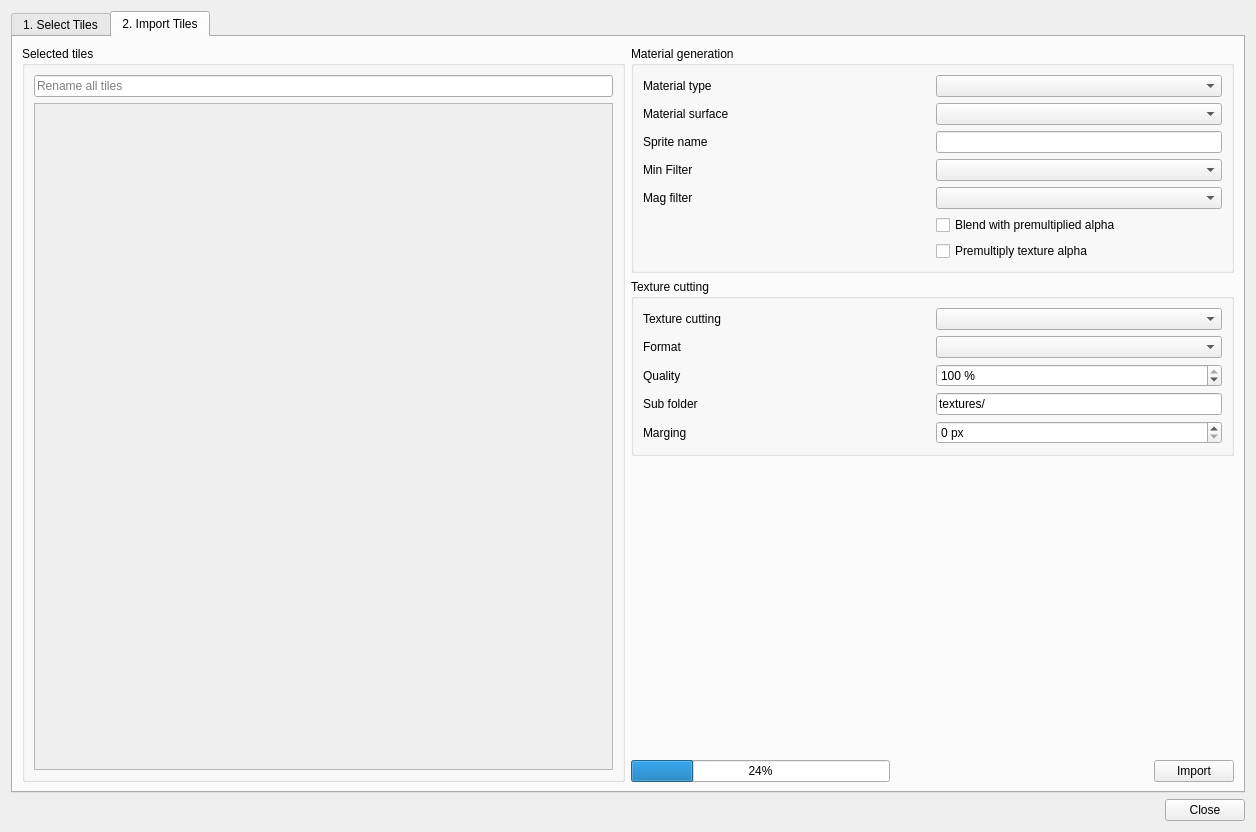
ensisoft/detonator, file editor/gui/dlgtileimport.ui: the form before one commit.
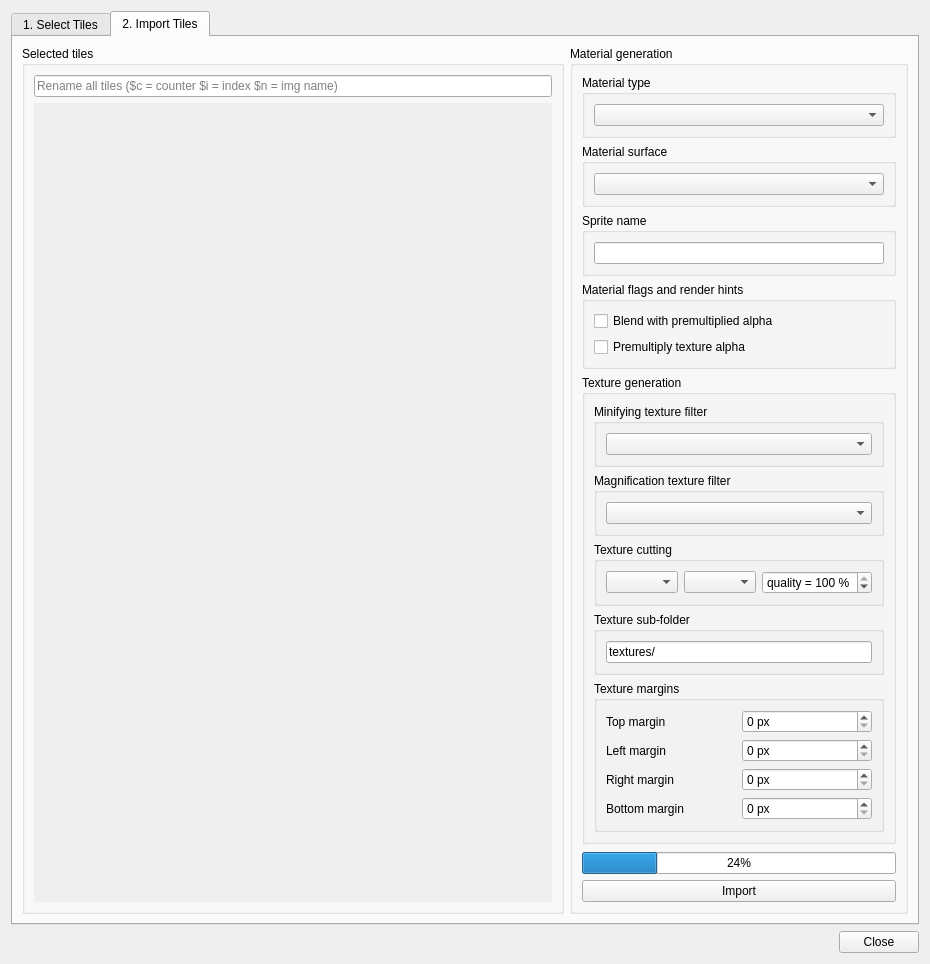
The form after the commit. The open tabs and pages were chosen to show the change. Icons and pictures are not drawn. Custom widgets are drawn as their Qt base class.

Commit message:
Enhance the tileset import dialog in editor
Enhance the tileset import dialog in editor.

- Relayout and restructure the UI layout.
- Enhance the texture margin from a single value to top, left,
  right and bottom values.
- Reset the tracking offset and image zoom factor on image load.
- Generate image names when there are no source image names.
- Revise the user instructions.

What changed in the file:
```diff
--- a/editor/gui/dlgtileimport.ui
+++ b/editor/gui/dlgtileimport.ui
@@ -6,8 +6,8 @@
    <rect>
     <x>0</x>
     <y>0</y>
-    <width>1256</width>
-    <height>832</height>
+    <width>930</width>
+    <height>964</height>
    </rect>
   </property>
   <property name="windowTitle">
@@ -27,7 +27,7 @@
        <item>
         <widget class="QGroupBox" name="groupBox">
          <property name="title">
-          <string>Tilemap</string>
+          <string>Tileset</string>
          </property>
          <layout class="QVBoxLayout" name="verticalLayout">
           <item>
@@ -234,7 +234,7 @@
           <item>
            <widget class="QLineEdit" name="renameTiles">
             <property name="placeholderText">
-             <string>Rename all tiles</string>
+             <string>Rename all tiles ($c = counter $i = index $n = img name)</string>
             </property>
            </widget>
           </item>
@@ -246,6 +246,9 @@
               <verstretch>0</verstretch>
              </sizepolicy>
             </property>
+            <property name="frameShape">
+             <enum>QFrame::NoFrame</enum>
+            </property>
             <property name="widgetResizable">
              <bool>true</bool>
             </property>
@@ -254,8 +257,8 @@
               <rect>
                <x>0</x>
                <y>0</y>
-               <width>590</width>
-               <height>662</height>
+               <width>518</width>
+               <height>802</height>
               </rect>
              </property>
              <property name="sizePolicy">
@@ -286,53 +289,42 @@
             <bool>false</bool>
            </property>
            <layout class="QGridLayout" name="gridLayout_2">
-            <item row="4" column="1">
-             <widget class="QComboBox" name="magFilter">
-              <property name="sizePolicy">
-               <sizepolicy hsizetype="Preferred" vsizetype="Fixed">
-                <horstretch>0</horstretch>
-                <verstretch>0</verstretch>
-               </sizepolicy>
+            <item row="6" column="0">
+             <widget class="QGroupBox" name="groupBox_8">
+              <property name="title">
+               <string>Material flags and render hints</string>
               </property>
-              <property name="currentIndex">
-               <number>-1</number>
+              <property name="flat">
+               <bool>true</bool>
               </property>
-             </widget>
-            </item>
-            <item row="1" column="0">
-             <widget class="QLabel" name="label_25">
-              <property name="sizePolicy">
-               <sizepolicy hsizetype="Preferred" vsizetype="Preferred">
-                <horstretch>0</horstretch>
-                <verstretch>0</verstretch>
-               </sizepolicy>
-              </property>
+              <layout class="QVBoxLayout" name="verticalLayout_11">
+               <item>
+                <widget class="QCheckBox" name="chkPremulAlphaBlend">
               <property name="text">
-               <string>Material surface</string>
+                  <string>Blend with premultiplied alpha</string>
               </property>
              </widget>
             </item>
-            <item row="6" column="1">
+               <item>
              <widget class="QCheckBox" name="chkPremulAlpha">
               <property name="text">
                <string>Premultiply texture alpha</string>
               </property>
              </widget>
             </item>
-            <item row="3" column="1">
-             <widget class="QComboBox" name="minFilter">
-              <property name="sizePolicy">
-               <sizepolicy hsizetype="Preferred" vsizetype="Fixed">
-                <horstretch>0</horstretch>
-                <verstretch>0</verstretch>
-               </sizepolicy>
-              </property>
-              <property name="currentIndex">
-               <number>-1</number>
-              </property>
+              </layout>
              </widget>
             </item>
-            <item row="1" column="1">
+            <item row="4" column="0">
+             <widget class="QGroupBox" name="groupBox_6">
+              <property name="title">
+               <string>Material surface</string>
+              </property>
+              <property name="flat">
+               <bool>true</bool>
+              </property>
+              <layout class="QVBoxLayout" name="verticalLayout_9">
+               <item>
              <widget class="QComboBox" name="surfaceType">
               <property name="sizePolicy">
                <sizepolicy hsizetype="Preferred" vsizetype="Fixed">
@@ -342,125 +334,99 @@
               </property>
              </widget>
             </item>
-            <item row="2" column="0">
-             <widget class="QLabel" name="label">
-              <property name="text">
-               <string>Sprite name</string>
-              </property>
-             </widget>
-            </item>
-            <item row="0" column="0">
-             <widget class="QLabel" name="label_5">
-              <property name="sizePolicy">
-               <sizepolicy hsizetype="Preferred" vsizetype="Preferred">
-                <horstretch>0</horstretch>
-                <verstretch>0</verstretch>
-               </sizepolicy>
-              </property>
-              <property name="text">
-               <string>Material type</string>
-              </property>
-             </widget>
-            </item>
-            <item row="5" column="1">
-             <widget class="QCheckBox" name="chkPremulAlphaBlend">
-              <property name="text">
-               <string>Blend with premultiplied alpha</string>
-              </property>
-             </widget>
-            </item>
-            <item row="4" column="0">
-             <widget class="QLabel" name="label_31">
-              <property name="sizePolicy">
-               <sizepolicy hsizetype="Minimum" vsizetype="Preferred">
-                <horstretch>0</horstretch>
-                <verstretch>0</verstretch>
-               </sizepolicy>
-              </property>
-              <property name="text">
-               <string>Mag filter</string>
-              </property>
-             </widget>
-            </item>
-            <item row="0" column="1">
-             <widget class="QComboBox" name="materialType"/>
-            </item>
-            <item row="2" column="1">
-             <widget class="QLineEdit" name="spriteName">
-              <property name="sizePolicy">
-               <sizepolicy hsizetype="Preferred" vsizetype="Fixed">
-                <horstretch>0</horstretch>
-                <verstretch>0</verstretch>
-               </sizepolicy>
-              </property>
-             </widget>
-            </item>
-            <item row="3" column="0">
-             <widget class="QLabel" name="label_30">
-              <property name="sizePolicy">
-               <sizepolicy hsizetype="Preferred" vsizetype="Preferred">
-                <horstretch>0</horstretch>
-                <verstretch>0</verstretch>
-               </sizepolicy>
-              </property>
-              <property name="text">
-               <string>Min Filter</string>
-              </property>
-             </widget>
-            </item>
            </layout>
           </widget>
          </item>
-         <item>
+            <item row="8" column="0">
+             <spacer name="verticalSpacer">
+              <property name="orientation">
+               <enum>Qt::Vertical</enum>
+              </property>
+              <property name="sizeHint" stdset="0">
+               <size>
+                <width>20</width>
+                <height>40</height>
+               </size>
+              </property>
+             </spacer>
+            </item>
+            <item row="7" column="0">
           <widget class="QGroupBox" name="groupBox_4">
            <property name="title">
-            <string>Texture cutting</string>
-           </property>
-           <layout class="QGridLayout" name="gridLayout">
-            <item row="4" column="1">
-             <widget class="QSpinBox" name="tileMargin">
+               <string>Texture generation</string>
+              </property>
+              <property name="flat">
+               <bool>true</bool>
+              </property>
+              <layout class="QVBoxLayout" name="verticalLayout_12">
+               <item>
+                <widget class="QGroupBox" name="groupBox_9">
+                 <property name="title">
+                  <string>Minifying texture filter</string>
+                 </property>
+                 <property name="flat">
+                  <bool>true</bool>
+                 </property>
+                 <layout class="QVBoxLayout" name="verticalLayout_13">
+                  <item>
+                   <widget class="QComboBox" name="minFilter">
               <property name="sizePolicy">
                <sizepolicy hsizetype="Preferred" vsizetype="Fixed">
                 <horstretch>0</horstretch>
                 <verstretch>0</verstretch>
                </sizepolicy>
               </property>
-              <property name="suffix">
-               <string> px</string>
+                    <property name="currentIndex">
+                     <number>-1</number>
               </property>
              </widget>
             </item>
-            <item row="0" column="0">
-             <widget class="QLabel" name="label_2">
-              <property name="text">
-               <string>Texture cutting</string>
-              </property>
-             </widget>
-            </item>
-            <item row="4" column="0">
-             <widget class="QLabel" name="label_10">
+                 </layout>
+                </widget>
+               </item>
+               <item>
+                <widget class="QGroupBox" name="groupBox_10">
+                 <property name="title">
+                  <string>Magnification texture filter</string>
+                 </property>
+                 <property name="flat">
+                  <bool>true</bool>
+                 </property>
+                 <layout class="QVBoxLayout" name="verticalLayout_14">
+                  <item>
+                   <widget class="QComboBox" name="magFilter">
               <property name="sizePolicy">
-               <sizepolicy hsizetype="Preferred" vsizetype="Preferred">
+                     <sizepolicy hsizetype="Preferred" vsizetype="Fixed">
                 <horstretch>0</horstretch>
                 <verstretch>0</verstretch>
                </sizepolicy>
               </property>
-              <property name="text">
-               <string>Marging</string>
+                    <property name="currentIndex">
+                     <number>-1</number>
               </property>
              </widget>
             </item>
-            <item row="1" column="0">
-             <widget class="QLabel" name="label_8">
-              <property name="text">
-               <string>Format</string>
-              </property>
-             </widget>
-            </item>
-            <item row="1" column="1">
+                 </layout>
+                </widget>
+               </item>
+               <item>
+                <widget class="QGroupBox" name="groupBox_11">
+                 <property name="title">
+                  <string>Texture cutting</string>
+                 </property>
+                 <property name="flat">
+                  <bool>true</bool>
+                 </property>
+                 <layout class="QVBoxLayout" name="verticalLayout_15">
+                  <item>
+                   <layout class="QHBoxLayout" name="horizontalLayout_3">
+                    <item>
+                     <widget class="QComboBox" name="cmbCutting"/>
+                    </item>
+                    <item>
              <widget class="QComboBox" name="cmbImageFormat"/>
             </item>
-            <item row="2" column="1">
+                    <item>
              <widget class="QSpinBox" name="imageQuality">
               <property name="sizePolicy">
                <sizepolicy hsizetype="Preferred" vsizetype="Fixed">
@@ -471,6 +437,9 @@
               <property name="suffix">
                <string> %</string>
               </property>
+                      <property name="prefix">
+                       <string>quality = </string>
+                      </property>
               <property name="maximum">
                <number>100</number>
               </property>
@@ -479,17 +448,21 @@
               </property>
              </widget>
             </item>
-            <item row="0" column="1">
-             <widget class="QComboBox" name="cmbCutting"/>
-            </item>
-            <item row="2" column="0">
-             <widget class="QLabel" name="label_9">
-              <property name="text">
-               <string>Quality</string>
-              </property>
-             </widget>
-            </item>
-            <item row="3" column="1">
+                   </layout>
+                  </item>
+                 </layout>
+                </widget>
+               </item>
+               <item>
+                <widget class="QGroupBox" name="groupBox_13">
+                 <property name="title">
+                  <string>Texture sub-folder</string>
+                 </property>
+                 <property name="flat">
+                  <bool>true</bool>
+                 </property>
+                 <layout class="QVBoxLayout" name="verticalLayout_16">
+                  <item>
              <widget class="QLineEdit" name="folder">
               <property name="sizePolicy">
                <sizepolicy hsizetype="Preferred" vsizetype="Fixed">
@@ -505,55 +478,184 @@
               </property>
              </widget>
             </item>
+                 </layout>
+                </widget>
+               </item>
+               <item>
+                <widget class="QGroupBox" name="groupBox_12">
+                 <property name="title">
+                  <string>Texture margins</string>
+                 </property>
+                 <property name="flat">
+                  <bool>true</bool>
+                 </property>
+                 <layout class="QGridLayout" name="gridLayout">
+                  <item row="0" column="0">
+                   <widget class="QLabel" name="label_10">
+                    <property name="sizePolicy">
+                     <sizepolicy hsizetype="Preferred" vsizetype="Preferred">
+                      <horstretch>0</horstretch>
+                      <verstretch>0</verstretch>
+                     </sizepolicy>
+                    </property>
+                    <property name="text">
+                     <string>Top margin</string>
+                    </property>
+                   </widget>
+                  </item>
+                  <item row="0" column="1">
+                   <widget class="QSpinBox" name="tileMarginTop">
+                    <property name="sizePolicy">
+                     <sizepolicy hsizetype="Preferred" vsizetype="Fixed">
+                      <horstretch>0</horstretch>
+                      <verstretch>0</verstretch>
+                     </sizepolicy>
+                    </property>
+                    <property name="suffix">
+                     <string> px</string>
+                    </property>
+                   </widget>
+                  </item>
+                  <item row="1" column="0">
+                   <widget class="QLabel" name="label_12">
+                    <property name="sizePolicy">
+                     <sizepolicy hsizetype="Preferred" vsizetype="Preferred">
+                      <horstretch>0</horstretch>
+                      <verstretch>0</verstretch>
+                     </sizepolicy>
+                    </property>
+                    <property name="text">
+                     <string>Left margin</string>
+                    </property>
+                   </widget>
+                  </item>
+                  <item row="1" column="1">
+                   <widget class="QSpinBox" name="tileMarginLeft">
+                    <property name="sizePolicy">
+                     <sizepolicy hsizetype="Preferred" vsizetype="Fixed">
+                      <horstretch>0</horstretch>
+                      <verstretch>0</verstretch>
+                     </sizepolicy>
+                    </property>
+                    <property name="suffix">
+                     <string> px</string>
+                    </property>
+                   </widget>
+                  </item>
+                  <item row="2" column="0">
+                   <widget class="QLabel" name="label_13">
+                    <property name="sizePolicy">
+                     <sizepolicy hsizetype="Preferred" vsizetype="Preferred">
+                      <horstretch>0</horstretch>
+                      <verstretch>0</verstretch>
+                     </sizepolicy>
+                    </property>
+                    <property name="text">
+                     <string>Right margin</string>
+                    </property>
+                   </widget>
+                  </item>
+                  <item row="2" column="1">
+                   <widget class="QSpinBox" name="tileMarginRight">
+                    <property name="sizePolicy">
+                     <sizepolicy hsizetype="Preferred" vsizetype="Fixed">
+                      <horstretch>0</horstretch>
+                      <verstretch>0</verstretch>
+                     </sizepolicy>
+                    </property>
+                    <property name="suffix">
+                     <string> px</string>
+                    </property>
+                   </widget>
+                  </item>
             <item row="3" column="0">
-             <widget class="QLabel" name="label_11">
+                   <widget class="QLabel" name="label_14">
+                    <property name="sizePolicy">
+                     <sizepolicy hsizetype="Preferred" vsizetype="Preferred">
+                      <horstretch>0</horstretch>
+                      <verstretch>0</verstretch>
+                     </sizepolicy>
+                    </property>
               <property name="text">
-               <string>Sub folder</string>
+                     <string>Bottom margin</string>
               </property>
              </widget>
             </item>
+                  <item row="3" column="1">
+                   <widget class="QSpinBox" name="tileMarginBottom">
+                    <property name="sizePolicy">
+                     <sizepolicy hsizetype="Preferred" vsizetype="Fixed">
+                      <horstretch>0</horstretch>
+                      <verstretch>0</verstretch>
+                     </sizepolicy>
+                    </property>
+                    <property name="suffix">
+                     <string> px</string>
+                    </property>
+                   </widget>
+                  </item>
            </layout>
           </widget>
          </item>
-         <item>
-          <spacer name="verticalSpacer">
-           <property name="orientation">
-            <enum>Qt::Vertical</enum>
-           </property>
-           <property name="sizeHint" stdset="0">
-            <size>
-             <width>20</width>
-             <height>40</height>
-            </size>
-           </property>
-          </spacer>
-         </item>
+              </layout>
+             </widget>
+            </item>
+            <item row="3" column="0">
+             <widget class="QGroupBox" name="groupBox_5">
+              <property name="title">
+               <string>Material type</string>
+              </property>
+              <property name="flat">
+               <bool>true</bool>
+              </property>
+              <layout class="QVBoxLayout" name="verticalLayout_8">
+               <item>
+                <widget class="QComboBox" name="materialType"/>
+               </item>
+              </layout>
+             </widget>
+            </item>
+            <item row="5" column="0">
+             <widget class="QGroupBox" name="groupBox_7">
+              <property name="title">
+               <string>Sprite name</string>
+              </property>
+              <property name="flat">
+               <bool>true</bool>
+              </property>
+              <layout class="QVBoxLayout" name="verticalLayout_10">
          <item>
-          <layout class="QHBoxLayout" name="horizontalLayout_4">
+                <widget class="QLineEdit" name="spriteName">
+                 <property name="sizePolicy">
+                  <sizepolicy hsizetype="Preferred" vsizetype="Fixed">
+                   <horstretch>0</horstretch>
+                   <verstretch>0</verstretch>
+                  </sizepolicy>
+                 </property>
+                </widget>
+               </item>
+              </layout>
+             </widget>
+            </item>
+            <item row="9" column="0">
+             <layout class="QVBoxLayout" name="verticalLayout_17">
            <item>
             <widget class="QProgressBar" name="progressBar">
+                <property name="sizePolicy">
+                 <sizepolicy hsizetype="Preferred" vsizetype="Fixed">
+                  <horstretch>0</horstretch>
+                  <verstretch>0</verstretch>
+                 </sizepolicy>
+                </property>
              <property name="value">
               <number>24</number>
              </property>
             </widget>
            </item>
-           <item>
-            <spacer name="horizontalSpacer_4">
-             <property name="orientation">
-              <enum>Qt::Horizontal</enum>
-             </property>
-             <property name="sizeHint" stdset="0">
-              <size>
-               <width>40</width>
-               <height>20</height>
-              </size>
-             </property>
-            </spacer>
-           </item>
            <item>
             <widget class="QPushButton" name="btnImport">
              <property name="sizePolicy">
-              <sizepolicy hsizetype="Maximum" vsizetype="Fixed">
+                 <sizepolicy hsizetype="Preferred" vsizetype="Fixed">
                <horstretch>0</horstretch>
                <verstretch>0</verstretch>
               </sizepolicy>
@@ -566,6 +668,9 @@
           </layout>
          </item>
         </layout>
+          </widget>
+         </item>
+        </layout>
        </item>
       </layout>
      </widget>
```
Left out of the diff: 9 changed lines with no effect on the pictures. Lines whose indentation alone changed are shown as unchanged. The commit also changes 1 other file.
